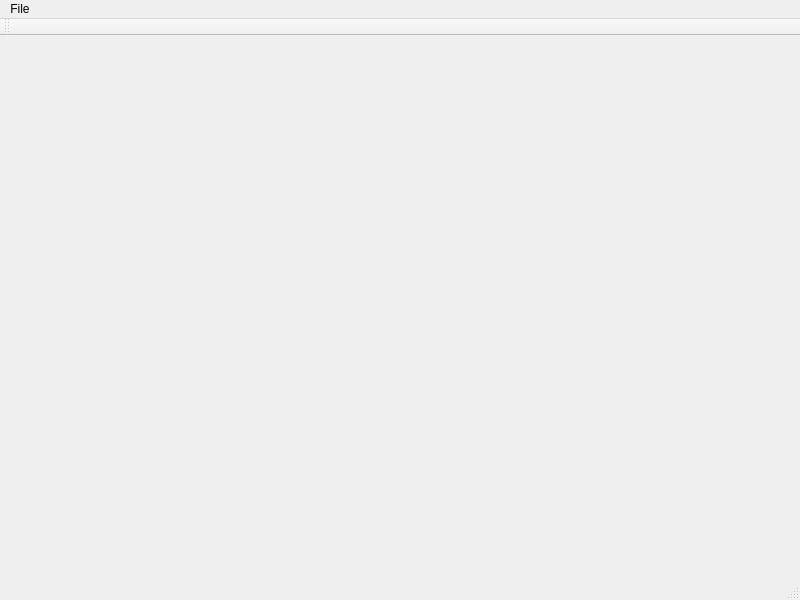
The window that ui/MainWindow.ui (datho7561/qt-todo) describes before a commit, drawn with Qt 5.
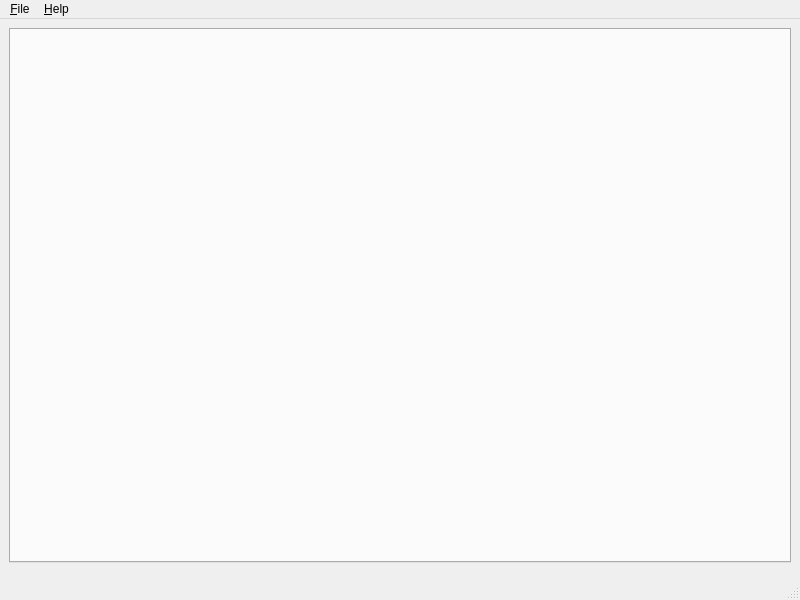
The same window after the commit. Custom widgets are drawn as their Qt base class.

```diff
--- a/ui/MainWindow.ui
+++ b/ui/MainWindow.ui
@@ -14,7 +14,18 @@
    <string>MainWindow</string>
   </property>
   <widget class="QWidget" name="centralwidget">
-   <layout class="QVBoxLayout" name="verticalLayout"/>
+   <layout class="QVBoxLayout" name="verticalLayout">
+    <item>
+     <widget class="QTabWidget" name="tab_widget">
+      <property name="currentIndex">
+       <number>-1</number>
+      </property>
+     </widget>
+    </item>
+    <item>
+     <widget class="qttodo::AddTaskWidget" name="add_task_widget" native="true"/>
+    </item>
+   </layout>
   </widget>
   <widget class="QMenuBar" name="menubar">
    <property name="geometry">
@@ -22,12 +33,12 @@
      <x>0</x>
      <y>0</y>
      <width>800</width>
-     <height>25</height>
+     <height>28</height>
     </rect>
    </property>
-   <widget class="QMenu" name="menuFile">
+   <widget class="QMenu" name="file_menu">
     <property name="title">
-     <string>File</string>
+     <string>&amp;File</string>
     </property>
     <addaction name="actionNew"/>
     <addaction name="actionOpen"/>
@@ -37,21 +48,20 @@
     <addaction name="separator"/>
     <addaction name="actionQuit"/>
    </widget>
-   <addaction name="menuFile"/>
+   <widget class="QMenu" name="help_menu">
+    <property name="title">
+     <string>&amp;Help</string>
+    </property>
+    <addaction name="about_qt_todo_act"/>
+    <addaction name="about_qt_act"/>
+    <addaction name="separator"/>
+    <addaction name="help_act"/>
+   </widget>
+   <addaction name="file_menu"/>
+   <addaction name="help_menu"/>
   </widget>
   <widget class="QStatusBar" name="statusbar"/>
-  <widget class="QToolBar" name="toolBar">
-   <property name="windowTitle">
-    <string>toolBar</string>
-   </property>
-   <attribute name="toolBarArea">
-    <enum>TopToolBarArea</enum>
-   </attribute>
-   <attribute name="toolBarBreak">
-    <bool>false</bool>
-   </attribute>
-  </widget>
-  <action name="actionNew">
+  <action name="new_act">
    <property name="text">
     <string>New</string>
    </property>
@@ -89,6 +99,14 @@
    </property>
   </action>
  </widget>
+ <customwidgets>
+  <customwidget>
+   <class>qttodo::AddTaskWidget</class>
+   <extends>QWidget</extends>
+   <header>AddTaskWidget.h</header>
+   <container>1</container>
+  </customwidget>
+ </customwidgets>
  <resources/>
  <connections/>
 </ui>
```
Left out of the diff: 75 changed lines with no effect on the pictures.
